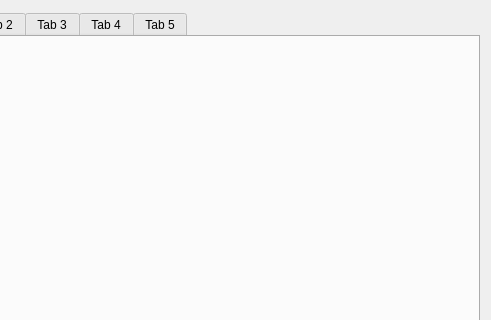
Before: the Qt Designer form Qt6/AiotClient/mainwidget.ui in anups-lmj/intel7th_lmj, drawn with Qt 5; both pictures show x 94 to 585 and y 0 to 320 of the 585 by 414 pixel window.
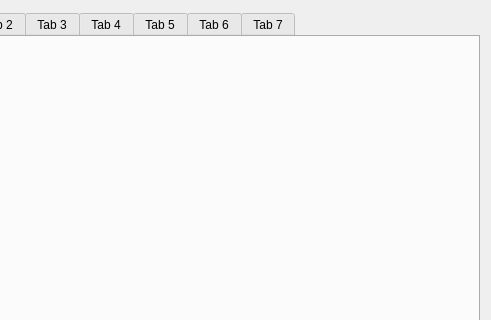
After: the same form once the commit is applied. The open tabs and pages were chosen to show the change.

What changed in the file:
```diff
--- a/Qt6/AiotClient/mainwidget.ui
+++ b/Qt6/AiotClient/mainwidget.ui
@@ -50,6 +50,16 @@
        <string>Tab 5</string>
       </attribute>
      </widget>
+     <widget class="QWidget" name="pTab6">
+      <attribute name="title">
+       <string>Tab 6</string>
+      </attribute>
+     </widget>
+     <widget class="QWidget" name="pTab7">
+      <attribute name="title">
+       <string>Tab 7</string>
+      </attribute>
+     </widget>
     </widget>
    </item>
   </layout>
```
Left out of the diff: 2 changed lines with no effect on the pictures.
